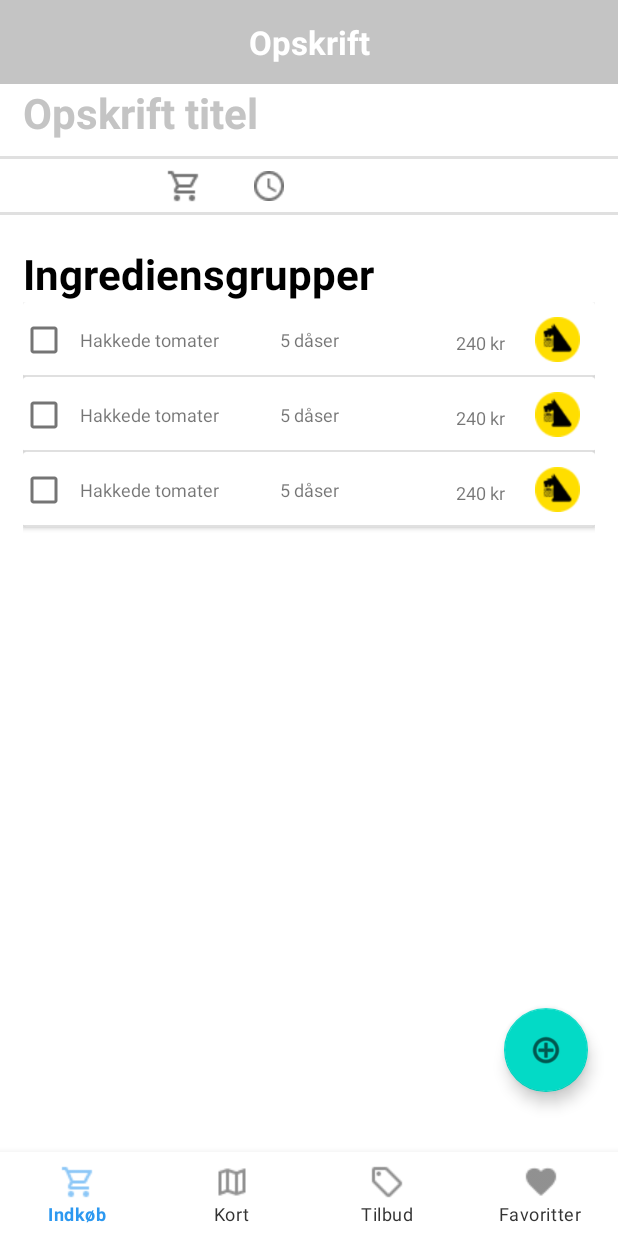
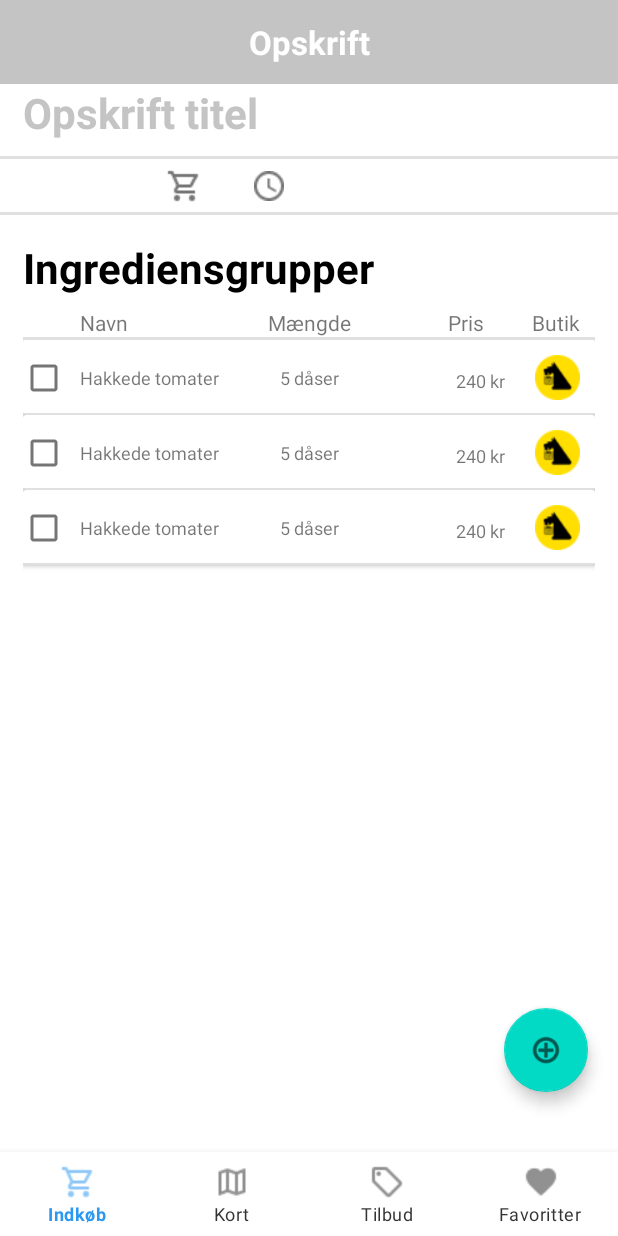
Before and after one commit to aleksanderlj/MadBudget, an Android app: the layout activity_create_recipe.xml on its own in the app's theme, with its tools: preview values and no code run, on a phone screen of 412 x 824 dp. Run offline under Robolectric (Android 15) with nearby library versions, the phone set to English and light mode, and no system bars.

Commit message:
UI revamp merge

```diff
--- a/app/src/main/java/com/gruppe17/madbudget/activities/CreateRecipeActivity.kt
+++ b/app/src/main/java/com/gruppe17/madbudget/activities/CreateRecipeActivity.kt
@@ -26,7 +26,6 @@ import com.gruppe17.madbudget.recyclerviews.IngredientSelectionAdapter
 import kotlinx.android.synthetic.main.activity_create_recipe.*
 import kotlinx.android.synthetic.main.activity_create_recipe.navigation
 import kotlinx.android.synthetic.main.activity_recipes.*
-import kotlinx.android.synthetic.main.dialog_ing_sel.*
 import kotlinx.android.synthetic.main.dialog_view_ingredient.*
 import kotlinx.android.synthetic.main.item_unit_spinner.view.*
 import kotlinx.coroutines.GlobalScope
--- a/app/src/main/java/com/gruppe17/madbudget/activities/RecipeActivity.kt
+++ b/app/src/main/java/com/gruppe17/madbudget/activities/RecipeActivity.kt
@@ -13,6 +13,7 @@ import android.widget.Toast
 import androidx.appcompat.app.AppCompatActivity
 import androidx.recyclerview.widget.ItemTouchHelper
 import androidx.recyclerview.widget.LinearLayoutManager
+import com.google.android.gms.common.GoogleApiAvailabilityLight
 import com.gruppe17.madbudget.R
 import com.gruppe17.madbudget.database.AppDatabase
 import com.gruppe17.madbudget.database.DatabaseBuilder
@@ -63,9 +64,22 @@ class RecipeActivity : AppCompatActivity(), CellClickListener {
         newAlertDialog = AlertDialog.Builder(this)
             .setView(LayoutInflater.from(this).inflate(R.layout.dialog_create_recipe, null))
             .setPositiveButton("OK") { dialog, which ->
-                val recipeActivity = Intent(context, CreateRecipeActivity::class.java)
-                recipeActivity.putExtra("ClickedRecipe", -1)
-                startActivity(recipeActivity)
+                db = DatabaseBuilder.get(this)
+                GlobalScope.launch {
+                    val newRecipe = Recipe()
+                    // TODO setError if empty?
+                    newRecipe.name = newAlertDialog.et_new_recipe_name.text.toString()
+                    newRecipe.timeToMake = newAlertDialog.et_new_recipe_time.text.toString()
+                    val recipeId = db.recipeDao().insert(newRecipe).toInt()
+                    val recipeActivity = Intent(context, CreateRecipeActivity::class.java)
+                    recipeActivity.putExtra("ClickedRecipe", recipeId)
+
+                    runOnUiThread{
+                        startActivity(recipeActivity)
+                    }
+                }
+
+
             }
             .setNegativeButton("Annuller") { dialog, which -> }
             .show()
--- a/app/src/main/res/layout/activity_create_recipe.xml
+++ b/app/src/main/res/layout/activity_create_recipe.xml
@@ -64,6 +64,16 @@
         app:layout_constraintStart_toStartOf="parent"
         app:layout_constraintTop_toBottomOf="@+id/recipe_list_price" />
 
+    <View
+        android:id="@+id/divider5"
+        android:layout_width="0dp"
+        android:layout_height="2dp"
+        android:background="?android:attr/listDivider"
+        app:layout_constraintBottom_toTopOf="@+id/ingredient_selection_list"
+        app:layout_constraintEnd_toEndOf="@+id/ingredient_selection_list"
+        app:layout_constraintHorizontal_bias="0.0"
+        app:layout_constraintStart_toStartOf="@+id/ingredient_selection_list" />
+
     <TextView
         android:id="@+id/recipe_list_price"
         android:layout_width="wrap_content"
@@ -90,12 +100,12 @@
         android:id="@+id/ingredient_list_title"
         android:layout_width="wrap_content"
         android:layout_height="wrap_content"
-        android:layout_marginTop="20dp"
+        android:layout_marginTop="16dp"
         android:text="Ingrediensgrupper"
-        android:textStyle="bold"
         android:textAppearance="@style/TextAppearance.AppCompat.Display1"
         android:textColor="#000000"
         android:textSize="28sp"
+        android:textStyle="bold"
         app:layout_constraintStart_toStartOf="@+id/ingredient_selection_list"
         app:layout_constraintTop_toBottomOf="@+id/divider3" />
 
@@ -105,12 +115,13 @@
         android:layout_width="match_parent"
         android:layout_height="0dp"
         android:layout_marginStart="15dp"
+        android:layout_marginTop="2dp"
         android:layout_marginEnd="15dp"
         app:layout_constraintBottom_toTopOf="@+id/navigation"
         app:layout_constraintEnd_toEndOf="parent"
         app:layout_constraintHorizontal_bias="1.0"
         app:layout_constraintStart_toStartOf="parent"
-        app:layout_constraintTop_toBottomOf="@+id/ingredient_list_title"
+        app:layout_constraintTop_toBottomOf="@+id/textView6"
         tools:listitem="@layout/item_ingredient_in_recipe">
 
     </androidx.recyclerview.widget.RecyclerView>
@@ -166,5 +177,42 @@
         app:layout_constraintTop_toTopOf="@+id/recipe_list_price"
         app:srcCompat="@drawable/shopping_cart_24px_outlined" />
 
+    <TextView
+        android:id="@+id/textView6"
+        android:layout_width="wrap_content"
+        android:layout_height="wrap_content"
+        android:layout_marginTop="8dp"
+        android:layout_marginEnd="10dp"
+        android:text="Butik"
+        app:layout_constraintEnd_toEndOf="@+id/ingredient_selection_list"
+        app:layout_constraintTop_toBottomOf="@+id/ingredient_list_title" />
+
+    <TextView
+        android:id="@+id/textView7"
+        android:layout_width="wrap_content"
+        android:layout_height="wrap_content"
+        android:layout_marginEnd="32dp"
+        android:text="Pris"
+        app:layout_constraintEnd_toStartOf="@+id/textView6"
+        app:layout_constraintTop_toTopOf="@+id/textView6" />
+
+    <TextView
+        android:id="@+id/textView8"
+        android:layout_width="wrap_content"
+        android:layout_height="wrap_content"
+        android:text="Mængde"
+        app:layout_constraintEnd_toEndOf="@+id/ingredient_selection_list"
+        app:layout_constraintStart_toStartOf="@+id/ingredient_selection_list"
+        app:layout_constraintTop_toTopOf="@+id/textView7" />
+
+    <TextView
+        android:id="@+id/textView9"
+        android:layout_width="wrap_content"
+        android:layout_height="wrap_content"
+        android:layout_marginStart="38dp"
+        android:text="Navn"
+        app:layout_constraintStart_toStartOf="@+id/ingredient_selection_list"
+        app:layout_constraintTop_toTopOf="@+id/textView8" />
+
 
 </androidx.constraintlayout.widget.ConstraintLayout>
--- a/app/src/main/res/layout/dialog_create_recipe.xml
+++ b/app/src/main/res/layout/dialog_create_recipe.xml
@@ -37,6 +37,7 @@
         app:layout_constraintTop_toBottomOf="@+id/textView2">
 
         <com.google.android.material.textfield.TextInputEditText
+            android:id="@+id/et_new_recipe_name"
             android:layout_width="match_parent"
             android:layout_height="match_parent"
             android:hint="Indtast opskriftnavn " />
@@ -51,10 +52,11 @@
         app:layout_constraintTop_toBottomOf="@+id/textInputRecipeTitle">
 
         <com.google.android.material.textfield.TextInputEditText
+            android:id="@+id/et_new_recipe_time"
             android:layout_width="match_parent"
             android:layout_height="wrap_content"
-            android:inputType="number"
-            android:hint="Indtast tilberedningstid" />
+            android:hint="Indtast tilberedningstid"
+            android:inputType="number" />
     </com.google.android.material.textfield.TextInputLayout>
 
 </androidx.constraintlayout.widget.ConstraintLayout>
```
